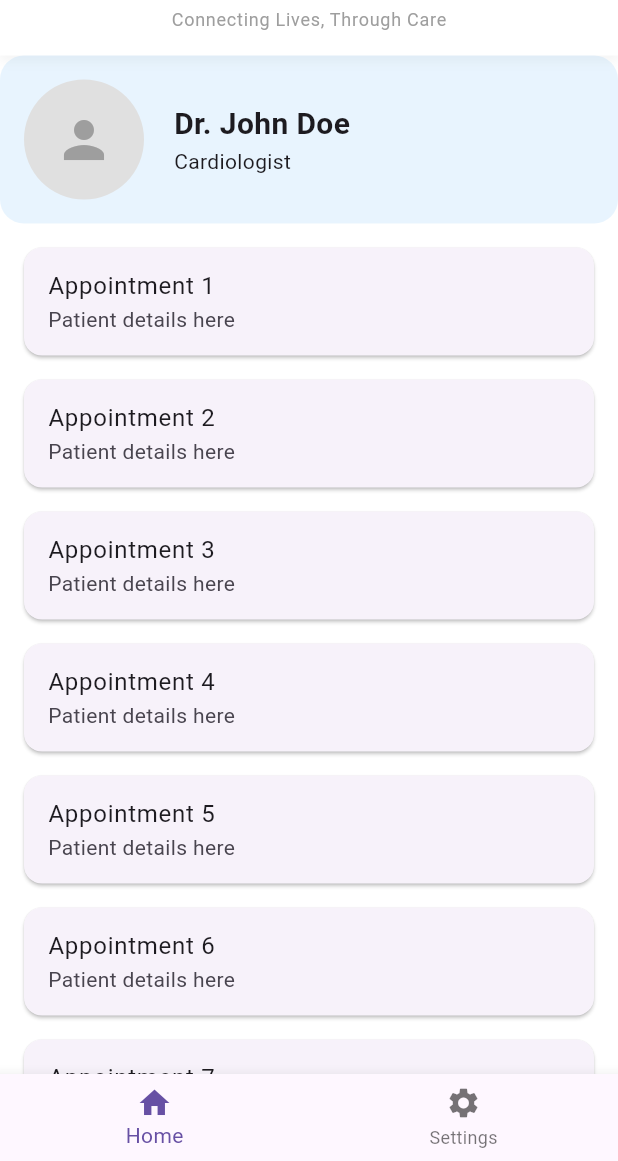
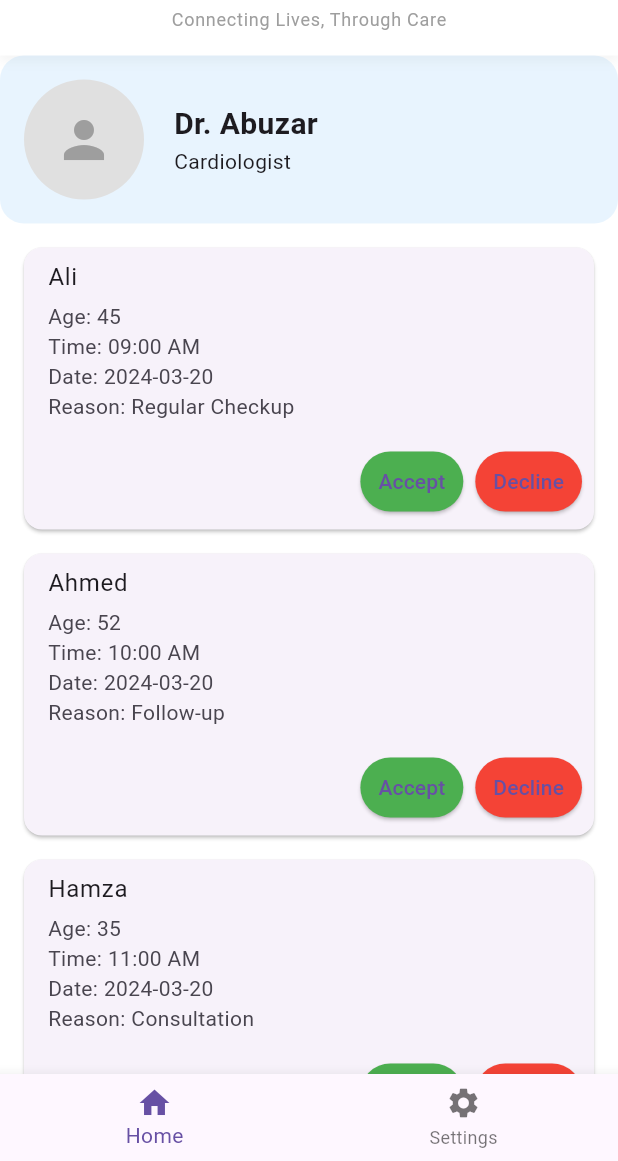
Before and after one commit to Dev-hamzaa/personal, a Flutter app: the DoctorLayout screen opened directly, on a phone screen of 412 x 824 dp, the part 75-1236 px from its top. Run offline on Flutter 3.47's test engine with Material 3 defaults, Android fonts, the phone set to English and light mode, and no system bars; our stand-ins replace get, shared_preferences, table_calendar, velocity_x; accounts and stored records are empty.

Commit message:
model of the doctor and the patient created

```diff
--- /dev/null
+++ b/flutterapp/lib/views/doctor/doctorHomeView.dart
@@ -0,0 +1,257 @@
+import 'package:flutter/material.dart';
+import 'package:flutterapp/components/header.dart';
+
+class DoctorHomeView extends StatefulWidget {
+  const DoctorHomeView({super.key});
+
+  @override
+  State<DoctorHomeView> createState() => _DoctorHomeViewState();
+}
+
+class _DoctorHomeViewState extends State<DoctorHomeView> {
+  // Add this dummy data at class level
+  final List<Map<String, dynamic>> appointments = [
+    {
+      'patientName': 'Ali',
+      'age': '45',
+      'time': '09:00 AM',
+      'date': '2024-03-20',
+      'reason': 'Regular Checkup',
+      'status': 'pending',
+    },
+    {
+      'patientName': 'Ahmed',
+      'age': '52',
+      'time': '10:00 AM',
+      'date': '2024-03-20',
+      'reason': 'Follow-up',
+      'status': 'pending',
+    },
+    {
+      'patientName': 'Hamza',
+      'age': '35',
+      'time': '11:00 AM',
+      'date': '2024-03-20',
+      'reason': 'Consultation',
+      'status': 'pending',
+    },
+  ];
+
+  @override
+  Widget build(BuildContext context) {
+    return SafeArea(
+      child: Container(
+        color: Colors.white,  // Add background color to prevent transparency
+        child: Column(
+          children: [
+            // Add header at the top
+            const Header(),
+
+            // Fixed Profile Section
+            Container(
+              padding: const EdgeInsets.all(16),
+              decoration: BoxDecoration(
+                color: Colors.blue.withOpacity(0.1),
+                borderRadius: BorderRadius.circular(16),
+              ),
+              child: Row(
+                children: [
+                  // Doctor Image
+                  CircleAvatar(
+                    radius: 40,
+                    backgroundColor: Colors.grey[300],
+                    child: const Icon(
+                      Icons.person,
+                      size: 40,
+                      color: Colors.grey,
+                    ),
+                  ),
+                  const SizedBox(width: 20),
+                  // Doctor Info
+                  Expanded(
+                    child: Column(
+                      crossAxisAlignment: CrossAxisAlignment.start,
+                      children: [
+                        const Text(
+                          'Dr. Abuzar',
+                          style: TextStyle(
+                            fontSize: 20,
+                            fontWeight: FontWeight.bold,
+                          ),
+                        ),
+
+                        const Text('Cardiologist'),
+                      ],
+                    ),
+                  ),
+                ],
+              ),
+            ),
+
+            // Scrollable List Section
+            Expanded(
+              child: NotificationListener<ScrollNotification>(
+                onNotification: (scrollNotification) {
+                  // Prevent parent scroll
+                  return true;
+                },
+                child: ListView.builder(
+                  padding: const EdgeInsets.all(16),
+                  physics: const ClampingScrollPhysics(),  // Changed scroll physics
+                  itemCount: appointments.length,
+                  itemBuilder: (context, index) {
+                    final appointment = appointments[index];
+                    return Card(
+                      margin: const EdgeInsets.only(bottom: 16),
+                      child: Column(
+                        children: [
+                          ListTile(
+                            title: Text(appointment['patientName']!),
+                            subtitle: Column(
+                              crossAxisAlignment: CrossAxisAlignment.start,
+                              children: [
+                                const SizedBox(height: 4),
+                                Text('Age: ${appointment['age']}'),
+                                Text('Time: ${appointment['time']}'),
+                                Text('Date: ${appointment['date']}'),
+                                Text('Reason: ${appointment['reason']}'),
+                              ],
+                            ),
+                            isThreeLine: true,
+                          ),
+                          Padding(
+                            padding: const EdgeInsets.all(8.0),
+                            child: Row(
+                              mainAxisAlignment: MainAxisAlignment.end,
+                              children: [
+                                if (appointment['status'] == 'pending') ...[
+                                  ElevatedButton(
+                                    onPressed: () {
+                                      setState(() {
+                                        appointments[index]['status'] = 'accepted';
+                                      });
+                                      ScaffoldMessenger.of(context).showSnackBar(
+                                        const SnackBar(
+                                          content: Text('Appointment Accepted'),
+                                          backgroundColor: Colors.green,
+                                        ),
+                                      );
+                                    },
+                                    style: ElevatedButton.styleFrom(
+                                      backgroundColor: Colors.green,
+                                      padding: const EdgeInsets.symmetric(horizontal: 12),
+                                    ),
+                                    child: const Text('Accept'),
+                                  ),
+                                  const SizedBox(width: 8),
+                                  ElevatedButton(
+                                    onPressed: () {
+                                      setState(() {
+                                        appointments[index]['status'] = 'declined';
+                                      });
+                                      ScaffoldMessenger.of(context).showSnackBar(
+                                        const SnackBar(
+                                          content: Text('Appointment Declined'),
+                                          backgroundColor: Colors.red,
+                                        ),
+                                      );
+                                    },
+                                    style: ElevatedButton.styleFrom(
+                                      backgroundColor: Colors.red,
+                                      padding: const EdgeInsets.symmetric(horizontal: 12),
+                                    ),
+                                    child: const Text('Decline'),
+                                  ),
+                                ] else if (appointment['status'] == 'accepted') ...[
+                                  ElevatedButton(
+                                    onPressed: () {
+                                      setState(() {
+                                        appointments[index]['status'] = 'completed';
+                                      });
+                                      ScaffoldMessenger.of(context).showSnackBar(
+                                        const SnackBar(
+                                          content: Text('Appointment Marked as Completed'),
+                                          backgroundColor: Colors.blue,
+                                        ),
+                                      );
+                                    },
+                                    style: ElevatedButton.styleFrom(
+                                      backgroundColor: Colors.blue,
+                                      padding: const EdgeInsets.symmetric(horizontal: 12),
+                                    ),
+                                    child: const Text('Mark as Completed'),
+                                  ),
+                                ] else if (appointment['status'] == 'completed') ...[
+                                  const Text(
+                                    'Completed',
+                                    style: TextStyle(
+                                      color: Colors.green,
+                                      fontWeight: FontWeight.bold,
+                                    ),
+                                  ),
+                                ] else if (appointment['status'] == 'declined') ...[
+                                  const Text(
+                                    'Declined',
+                                    style: TextStyle(
+                                      color: Colors.red,
+                                      fontWeight: FontWeight.bold,
+                                    ),
+                                  ),
+                                ],
+                              ],
+                            ),
+                          ),
+                        ],
+                      ),
+                    );
+                  },
+                ),
+              ),
+            ),
+          ],
+        ),
+      ),
+    );
+  }
+}
+
+class DoctorLayout extends StatefulWidget {
+  const DoctorLayout({super.key});
+
+  @override
+  State<DoctorLayout> createState() => _DoctorLayoutState();
+}
+
+class _DoctorLayoutState extends State<DoctorLayout> {
+  int _currentIndex = 0;
+
+  final List<Widget> _screens = [
+    const DoctorHomeView(), // Home/Appointments view
+    const Center(child: Text('Settings')), // Placeholder for Settings
+  ];
+
+  @override
+  Widget build(BuildContext context) {
+    return Scaffold(
+      body: _screens[_currentIndex],
+      bottomNavigationBar: BottomNavigationBar(
+        currentIndex: _currentIndex,
+        onTap: (index) {
+          setState(() {
+            _currentIndex = index;
+          });
+        },
+        items: const [
+          BottomNavigationBarItem(
+            icon: Icon(Icons.home),
+            label: 'Home',
+          ),
+          BottomNavigationBarItem(
+            icon: Icon(Icons.settings),
+            label: 'Settings',
+          ),
+        ],
+      ),
+    );
+  }
+}
--- a/flutterapp/lib/views/doctor/doctorView.dart
+++ /dev/null
@@ -1,126 +0,0 @@
-import 'package:flutter/material.dart';
-import 'package:flutterapp/components/header.dart';
-
-class DoctorView extends StatelessWidget {
-  const DoctorView({super.key});
-
-  @override
-  Widget build(BuildContext context) {
-    return SafeArea(
-      child: Container(
-        color: Colors.white,  // Add background color to prevent transparency
-        child: Column(
-          children: [
-            // Add header at the top
-            const Header(),
-
-            // Fixed Profile Section
-            Container(
-              padding: const EdgeInsets.all(16),
-              decoration: BoxDecoration(
-                color: Colors.blue.withOpacity(0.1),
-                borderRadius: BorderRadius.circular(16),
-              ),
-              child: Row(
-                children: [
-                  // Doctor Image
-                  CircleAvatar(
-                    radius: 40,
-                    backgroundColor: Colors.grey[300],
-                    child: const Icon(
-                      Icons.person,
-                      size: 40,
-                      color: Colors.grey,
-                    ),
-                  ),
-                  const SizedBox(width: 20),
-                  // Doctor Info
-                  Expanded(
-                    child: Column(
-                      crossAxisAlignment: CrossAxisAlignment.start,
-                      children: [
-                        const Text(
-                          'Dr. John Doe',
-                          style: TextStyle(
-                            fontSize: 20,
-                            fontWeight: FontWeight.bold,
-                          ),
-                        ),
-                        const Text('Cardiologist'),
-                      ],
-                    ),
-                  ),
-                ],
-              ),
-            ),
-
-            // Scrollable List Section
-            Expanded(
-              child: NotificationListener<ScrollNotification>(
-                onNotification: (scrollNotification) {
-                  // Prevent parent scroll
-                  return true;
-                },
-                child: ListView.builder(
-                  padding: const EdgeInsets.all(16),
-                  physics: const ClampingScrollPhysics(),  // Changed scroll physics
-                  itemCount: 20,
-                  itemBuilder: (context, index) {
-                    return Card(
-                      margin: const EdgeInsets.only(bottom: 16),
-                      child: ListTile(
-                        title: Text('Appointment ${index + 1}'),
-                        subtitle: const Text('Patient details here'),
-                      ),
-                    );
-                  },
-                ),
-              ),
-            ),
-          ],
-        ),
-      ),
-    );
-  }
-}
-
-class DoctorLayout extends StatefulWidget {
-  const DoctorLayout({super.key});
-
-  @override
-  State<DoctorLayout> createState() => _DoctorLayoutState();
-}
-
-class _DoctorLayoutState extends State<DoctorLayout> {
-  int _currentIndex = 0;
-
-  final List<Widget> _screens = [
-    const DoctorView(), // Home/Appointments view
-    const Center(child: Text('Settings')), // Placeholder for Settings
-  ];
-
-  @override
-  Widget build(BuildContext context) {
-    return Scaffold(
-      body: _screens[_currentIndex],
-      bottomNavigationBar: BottomNavigationBar(
-        currentIndex: _currentIndex,
-        onTap: (index) {
-          setState(() {
-            _currentIndex = index;
-          });
-        },
-        items: const [
-          BottomNavigationBarItem(
-            icon: Icon(Icons.home),
-            label: 'Home',
-          ),
-          BottomNavigationBarItem(
-            icon: Icon(Icons.settings),
-            label: 'Settings',
-          ),
-        ],
-      ),
-    );
-  }
-}
--- a/flutterapp/lib/views/donor/donorView.dart
+++ b/flutterapp/lib/views/donor/donorView.dart
@@ -14,38 +14,38 @@ class _DonorViewState extends State<DonorView> with SingleTickerProviderStateMix
   // Dummy data - Replace with actual API data
   final List<Map<String, String>> organRequests = [
     {
-      'name': 'Sarah Johnson',
+      'name': 'Ali',
       'age': '45',
       'organ': 'Kidney',
       'urgency': 'High',
-      'location': 'New York',
+      'location': 'Islamabad',
       'contact': '+1234567890',
     },
     {
-      'name': 'Mike Smith',
+      'name': 'Ahmed',
       'age': '52',
       'organ': 'Liver',
       'urgency': 'Medium',
-      'location': 'Boston',
+      'location': 'Islamabad',
       'contact': '+1234567891',
     },
   ];
 
   final List<Map<String, String>> bloodRequests = [
     {
-      'name': 'John Doe',
+      'name': 'Hamza',
       'age': '35',
       'bloodType': 'O+',
       'urgency': 'High',
-      'location': 'Chicago',
+      'location': 'Islamabad',
       'contact': '+1234567892',
     },
     {
-      'name': 'Emma Wilson',
+      'name': 'Abuzar',
       'age': '28',
       'bloodType': 'A-',
       'urgency': 'Medium',
-      'location': 'Miami',
+      'location': 'Islamabad',
       'contact': '+1234567893',
     },
   ];
--- a/flutterapp/lib/views/login/loginview.dart
+++ b/flutterapp/lib/views/login/loginview.dart
@@ -89,7 +89,7 @@ class LoginView extends StatelessWidget {
                         CustomButton(
                           buttonText: AppStrings.login,
                           onTap: () async {
-                            String role = 'donor'; // This will come from your API
+                            String role = 'patient'; // This will come from your API
 
                             // Use only one method to store the role, remove the duplicate
                             await SharedPreferences.getInstance().then((prefs) {
--- a/flutterapp/lib/views/navigationBar.dart
+++ b/flutterapp/lib/views/navigationBar.dart
@@ -2,12 +2,11 @@ import 'package:flutter/material.dart';
 import 'package:flutterapp/views/profile/doctorprofileView.dart';
 import 'package:flutterapp/views/profile/patientProfileView.dart';
 import 'package:shared_preferences/shared_preferences.dart';
-import 'package:flutterapp/views/doctor/doctorview.dart';
 import 'package:flutterapp/views/patient/pateintView.dart';
 import 'package:flutterapp/views/patient/patientAppointment.dart';
 import 'package:flutterapp/views/donor/donorView.dart';
 import 'package:flutterapp/views/profile/donorProfileView.dart';
-
+import 'package:flutterapp/views/doctor/doctorHomeView.dart';
 
 class Navigationbar extends StatefulWidget {
   const Navigationbar({super.key});
@@ -37,10 +36,11 @@ class _NavigationbarState extends State<Navigationbar> {
   Widget _getPage(int index) {
     if (index == 0) {
       return userRole == 'doctor'
-          ? const DoctorView()
+          ? const DoctorHomeView()
           : userRole == 'donor'
               ? const DonorView()
               : const PatientView();
+
     }
     if (index == 1) {
       return userRole == 'doctor'
--- a/flutterapp/lib/views/patient/patientAppointment.dart
+++ b/flutterapp/lib/views/patient/patientAppointment.dart
@@ -73,7 +73,7 @@ class PatientAppointments extends StatelessWidget {
                               crossAxisAlignment: CrossAxisAlignment.start,
                               children: [
                                 const Text(
-                                  'Dr. John Doe',
+                                  'Dr. Talha',
                                   style: TextStyle(
                                     fontWeight: FontWeight.bold,
                                     fontSize: 16,
--- a/flutterapp/lib/views/profile/doctorprofileView.dart
+++ b/flutterapp/lib/views/profile/doctorprofileView.dart
@@ -27,9 +27,10 @@ class _DoctorProfileViewState extends State<DoctorProfileView> {
   void initState() {
     super.initState();
     print("DoctorProfileView initialized");
-    // Dummy data
-    nameController.text = "Dr. John Doe";
-    emailController.text = "john.doe@example.com";
+    // TODO: Load user data from API
+    // For now, using dummy data
+    nameController.text = "Abuzar";
+    emailController.text = "abuzar@gmail.com";
     phoneController.text = "+1234567890";
     specializationController.text = "Cardiologist";
 
--- a/flutterapp/lib/views/profile/donorProfileView.dart
+++ b/flutterapp/lib/views/profile/donorProfileView.dart
@@ -23,8 +23,8 @@ class _DonorProfileViewState extends State<DonorProfileView> {
     super.initState();
     // TODO: Load user data from API
     // For now, using dummy data
-    nameController.text = "John Smith";
-    emailController.text = "john.smith@example.com";
+    nameController.text = "Abuzar";
+    emailController.text = "abuzar@gmail.com";
     phoneController.text = "+1234567890";
     bloodTypeController.text = "O+";
     organTypeController.text = "Kidney";
--- a/flutterapp/lib/views/profile/patientProfileView.dart
+++ b/flutterapp/lib/views/profile/patientProfileView.dart
@@ -23,8 +23,8 @@ class _ProfileViewState extends State<ProfileView> {
     super.initState();
     // TODO: Load user data from API
     // For now, using dummy data
-    nameController.text = "John Smith";
-    emailController.text = "john.smith@example.com";
+    nameController.text = "Bilal";
+    emailController.text = "bilal@gmail.com";
     phoneController.text = "+1234567890";
   }
 
```
Also changed, not shown: flutterapp/lib/views/patient/pateintView.dart (+52 -13 lines), 7 other files.
